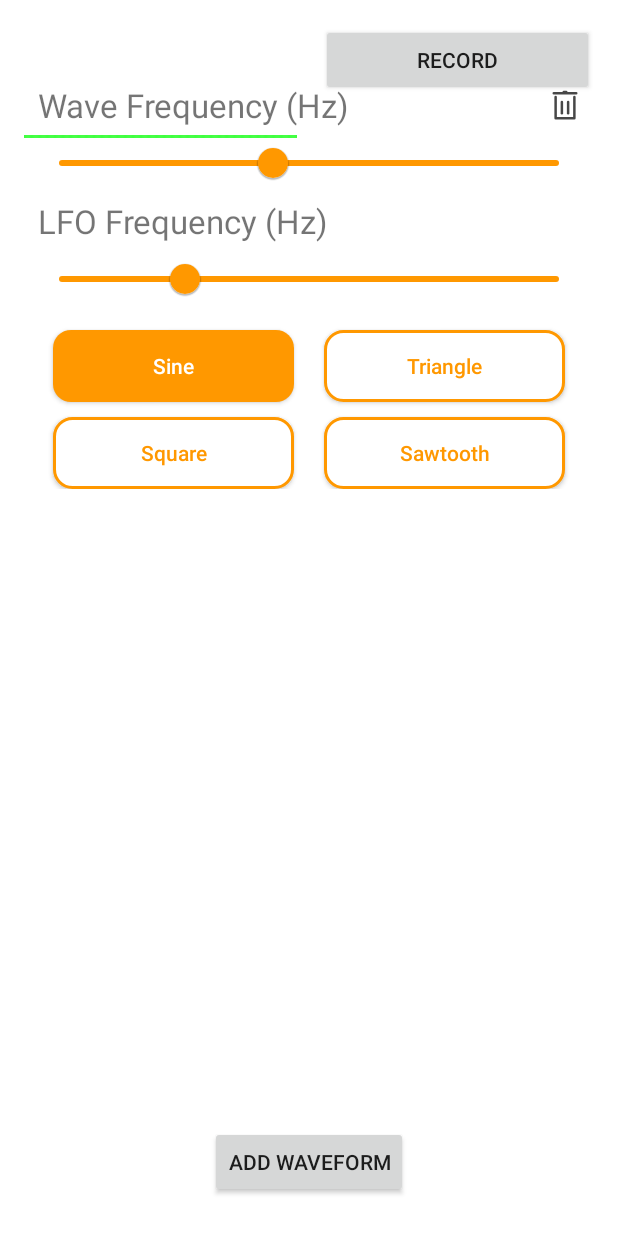
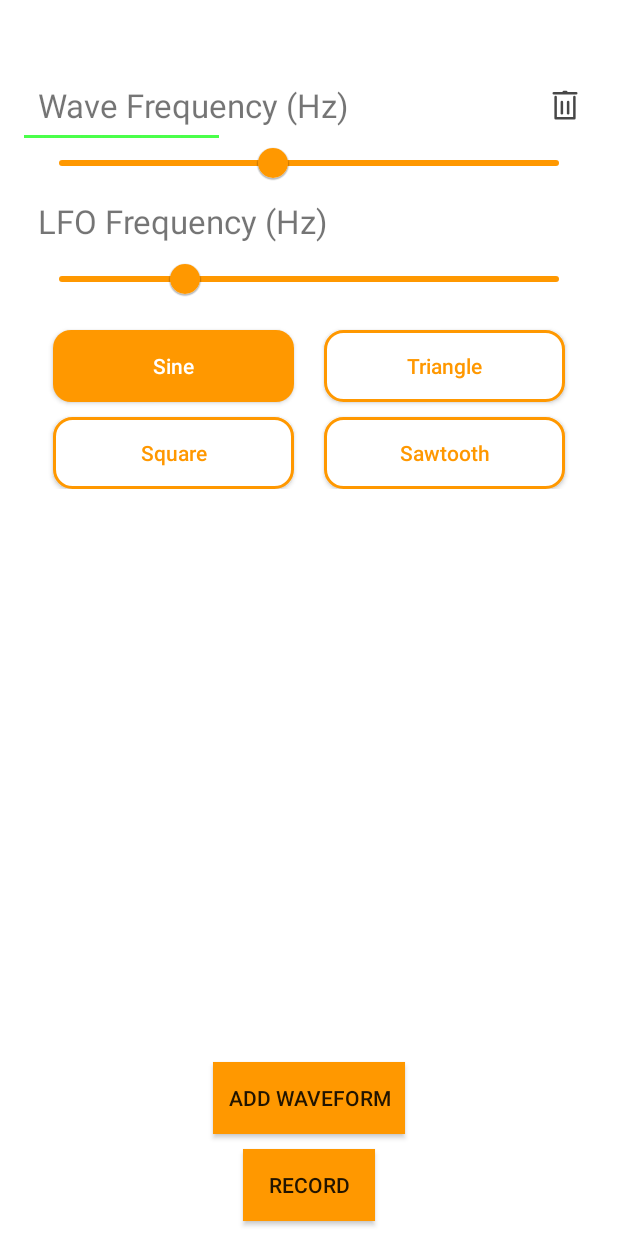
Before and after one commit to Sankar-Ayachitula/Synthesizer-App, an Android app: the screen it shows after launch (MainActivity), after a tap on "ADD WAVEFORM", on a phone screen of 412 x 824 dp. Run offline under Robolectric (Android 15) with nearby library versions, the phone set to English and light mode, and no system bars; 3 statements that could not run were skipped.

Commit message:
UI fixes on Main Activity

```diff
--- a/app/src/main/res/layout/activity_main.xml
+++ b/app/src/main/res/layout/activity_main.xml
@@ -23,15 +23,14 @@
     <!-- For the Record and stop button -->
     <Button
         android:id="@+id/btnRecord"
-        android:layout_width="0dp"
-        android:layout_height="48dp"
-        android:layout_marginTop="16dp"
-        android:layout_marginEnd="16dp"
+        android:layout_width="wrap_content"
+        android:layout_height="wrap_content"
         android:text="Record"
-        app:layout_constraintTop_toTopOf="parent"
+        android:background="@color/orange"
+        android:layout_marginBottom="10dp"
+        app:layout_constraintBottom_toBottomOf="parent"
         app:layout_constraintEnd_toEndOf="parent"
-        app:layout_constraintStart_toEndOf="@id/oscilloscopeView"
-        />
+        app:layout_constraintStart_toStartOf="parent" />
 
     <androidx.recyclerview.widget.RecyclerView
         android:id="@+id/rv_waveform"
@@ -48,8 +47,10 @@
         android:layout_width="wrap_content"
         android:layout_height="wrap_content"
         android:text="ADD WAVEFORM"
-        android:layout_marginBottom="25dp"
-        app:layout_constraintBottom_toBottomOf="parent"
+        android:layout_margin="10dp"
+        android:paddingHorizontal="10dp"
+        android:background="@color/orange"
+        app:layout_constraintBottom_toTopOf="@id/btnRecord"
         app:layout_constraintEnd_toEndOf="parent"
         app:layout_constraintStart_toStartOf="parent" />
 
```
